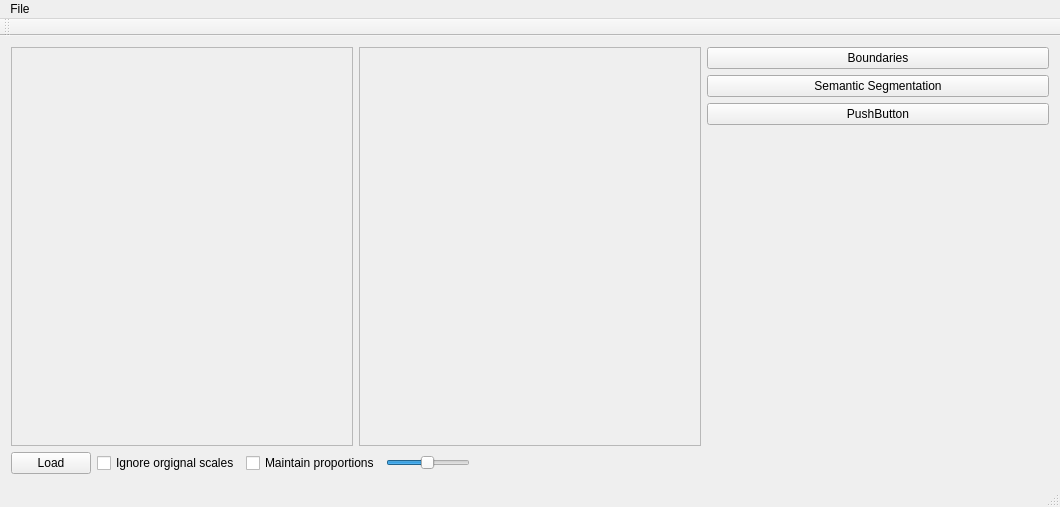
The window that mainwindow.ui (nikkonrom/imager) describes before a commit, drawn with Qt 5.
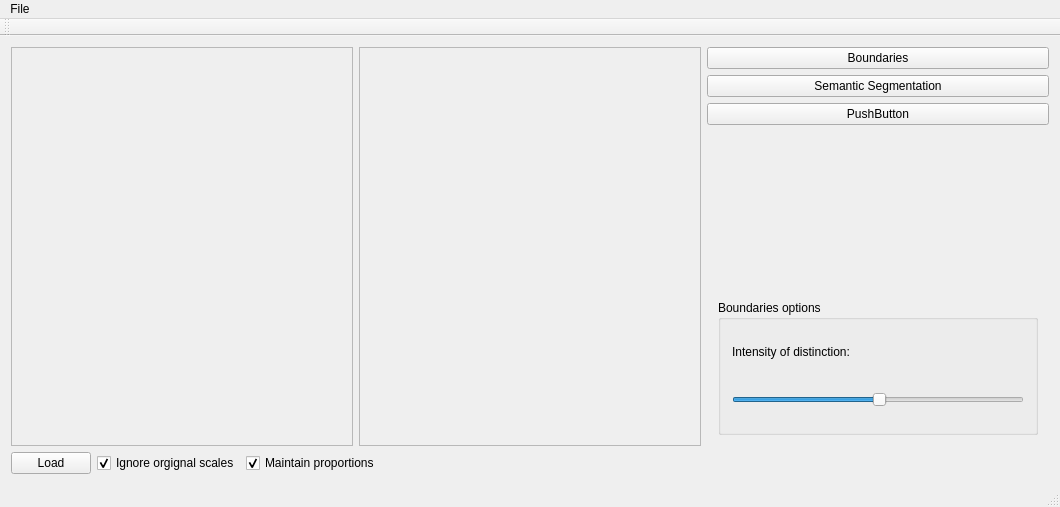
The same window after the commit. Custom widgets are drawn as their Qt base class.

Commit message: Setting up a good-work interface and added a scaled pixmap

```diff
--- a/mainwindow.ui
+++ b/mainwindow.ui
@@ -20,13 +20,13 @@
    <string>MainWindow</string>
   </property>
   <widget class="QWidget" name="centralWidget">
-   <layout class="QVBoxLayout" name="verticalLayout_5">
+   <layout class="QVBoxLayout" name="verticalLayout_3">
     <item>
      <layout class="QHBoxLayout" name="horizontalLayout_2">
       <item>
-       <widget class="QLabel" name="inputLabel">
+       <widget class="ScaledPixmap" name="inputLabel">
         <property name="sizePolicy">
-         <sizepolicy hsizetype="Ignored" vsizetype="Ignored">
+         <sizepolicy hsizetype="Expanding" vsizetype="Expanding">
           <horstretch>0</horstretch>
           <verstretch>0</verstretch>
          </sizepolicy>
@@ -46,9 +46,9 @@
        </widget>
       </item>
       <item>
-       <widget class="QLabel" name="outputLabel">
+       <widget class="ScaledPixmap" name="outputLabel">
         <property name="sizePolicy">
-         <sizepolicy hsizetype="Ignored" vsizetype="Ignored">
+         <sizepolicy hsizetype="Expanding" vsizetype="Expanding">
           <horstretch>0</horstretch>
           <verstretch>0</verstretch>
          </sizepolicy>
@@ -68,12 +68,7 @@
        </widget>
       </item>
       <item>
-       <layout class="QVBoxLayout" name="controlls_layout">
-        <property name="sizeConstraint">
-         <enum>QLayout::SetDefaultConstraint</enum>
-        </property>
-        <item>
-         <layout class="QVBoxLayout" name="buttons_layout">
+       <layout class="QVBoxLayout" name="verticalLayout_2">
           <item>
            <widget class="QPushButton" name="boudaries_button">
             <property name="sizePolicy">
@@ -128,8 +123,6 @@
             </property>
            </widget>
           </item>
-         </layout>
-        </item>
         <item>
          <spacer name="verticalSpacer">
           <property name="orientation">
@@ -146,6 +139,46 @@
           </property>
          </spacer>
         </item>
+        <item>
+         <widget class="QStackedWidget" name="stackedWidget">
+          <widget class="QWidget" name="page_9">
+           <layout class="QVBoxLayout" name="verticalLayout_4">
+            <item>
+             <widget class="QGroupBox" name="groupBox">
+              <property name="title">
+               <string>Boundaries options</string>
+              </property>
+              <layout class="QVBoxLayout" name="verticalLayout_5">
+               <item>
+                <widget class="QLabel" name="label">
+                 <property name="text">
+                  <string>Intensity of distinction:</string>
+                 </property>
+                </widget>
+               </item>
+               <item>
+                <widget class="QSlider" name="horizontalSlider">
+                 <property name="sizePolicy">
+                  <sizepolicy hsizetype="Expanding" vsizetype="Ignored">
+                   <horstretch>0</horstretch>
+                   <verstretch>0</verstretch>
+                  </sizepolicy>
+                 </property>
+                 <property name="value">
+                  <number>50</number>
+                 </property>
+                 <property name="orientation">
+                  <enum>Qt::Horizontal</enum>
+                 </property>
+                </widget>
+               </item>
+              </layout>
+             </widget>
+            </item>
+           </layout>
+          </widget>
+         </widget>
+        </item>
        </layout>
       </item>
      </layout>
@@ -160,38 +193,22 @@
        </widget>
       </item>
       <item>
-       <widget class="QCheckBox" name="checkBox">
+       <widget class="QCheckBox" name="overscaleCheckBox">
         <property name="text">
          <string>Ignore orgignal scales</string>
         </property>
+        <property name="checked">
+         <bool>true</bool>
+        </property>
        </widget>
       </item>
       <item>
-       <widget class="QCheckBox" name="checkBox_2">
+       <widget class="QCheckBox" name="keepAspectRatioCheckBox">
         <property name="text">
          <string>Maintain proportions</string>
         </property>
-       </widget>
-      </item>
-      <item>
-       <widget class="QSlider" name="horizontalSlider">
-        <property name="sizePolicy">
-         <sizepolicy hsizetype="Minimum" vsizetype="Fixed">
-          <horstretch>0</horstretch>
-          <verstretch>0</verstretch>
-         </sizepolicy>
-        </property>
-        <property name="minimum">
-         <number>1</number>
-        </property>
-        <property name="maximum">
-         <number>100</number>
-        </property>
-        <property name="value">
-         <number>50</number>
-        </property>
-        <property name="orientation">
-         <enum>Qt::Horizontal</enum>
+        <property name="checked">
+         <bool>true</bool>
         </property>
        </widget>
       </item>
@@ -211,6 +228,12 @@
      </layout>
     </item>
    </layout>
+   <zorder>stackedWidget</zorder>
+   <zorder>keepAspectRatioCheckBox</zorder>
+   <zorder></zorder>
+   <zorder>inputLabel</zorder>
+   <zorder>outputLabel</zorder>
+   <zorder></zorder>
   </widget>
   <widget class="QMenuBar" name="menuBar">
    <property name="geometry">
@@ -245,6 +268,13 @@
   </action>
  </widget>
  <layoutdefault spacing="6" margin="11"/>
+ <customwidgets>
+  <customwidget>
+   <class>ScaledPixmap</class>
+   <extends>QLabel</extends>
+   <header>scaledpixmap.h</header>
+  </customwidget>
+ </customwidgets>
  <tabstops>
   <tabstop>loadButton</tabstop>
   <tabstop>checkBox</tabstop>
```
Left out of the diff: 4 changed lines with no effect on the pictures. Lines whose indentation alone changed are shown as unchanged. The commit also changes 4 other files.
